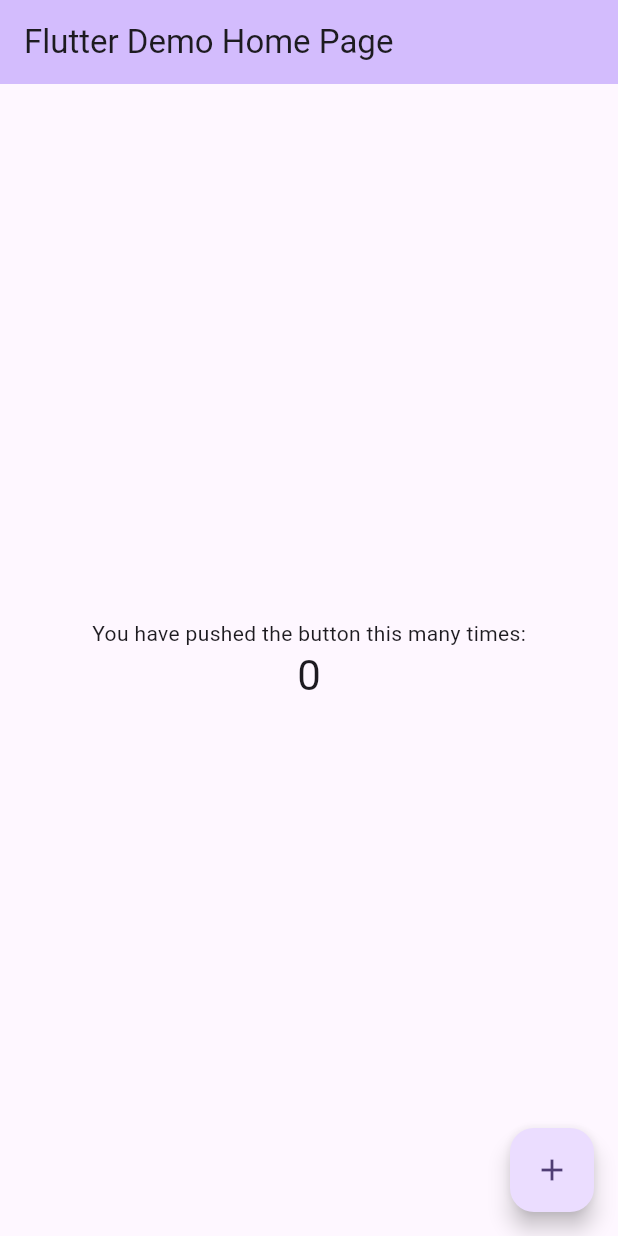
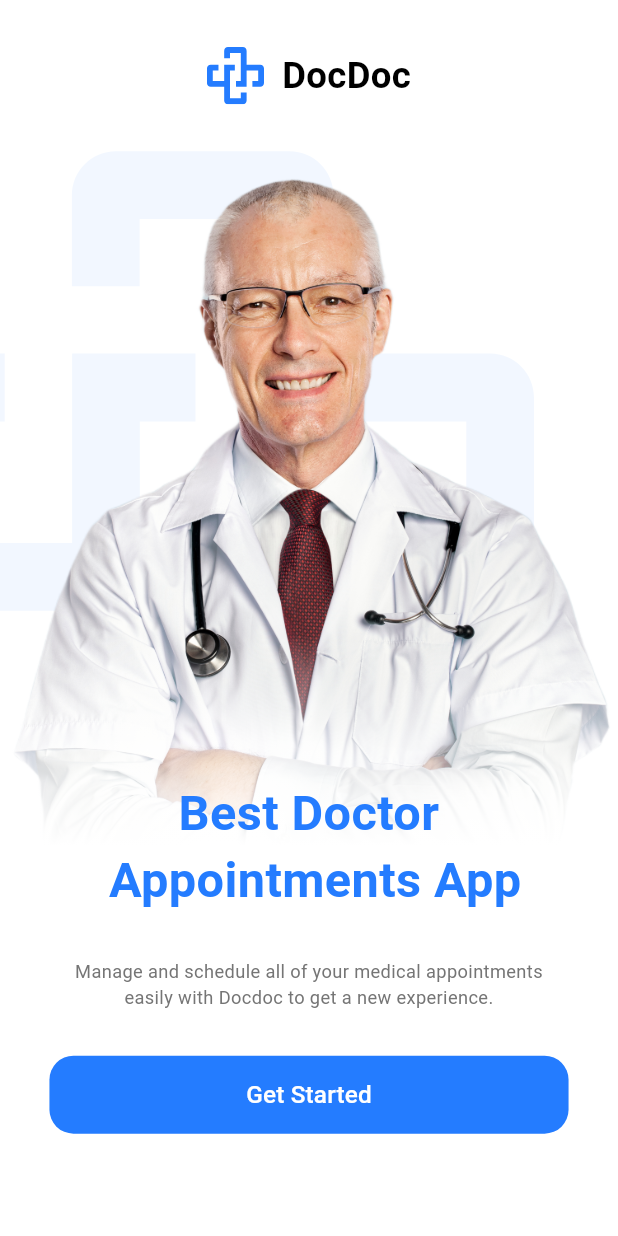
Before and after one commit to hazzemsalah/doctor_app, a Flutter app: the screen it shows after launch, on a phone screen of 412 x 824 dp. Run offline on Flutter 3.47's test engine with Material 3 defaults, Android fonts, the phone set to English and light mode, and no system bars; our stand-ins replace flutter_screenutil, flutter_svg.

Commit message:
- added images , svgs folders for assets - added flutter_svg & flutter_screenutil - made a file for doc app client - added navigation extension - added routing folder that contains router class & routes file - added colors & text styles - added empty login screen - added onboarding screen

```diff
--- /dev/null
+++ b/devtools_options.yaml
@@ -0,0 +1,3 @@
+description: This file stores settings for Dart & Flutter DevTools.
+documentation: https://docs.flutter.dev/tools/devtools/extensions#configure-extension-enablement-states
+extensions:
--- /dev/null
+++ b/lib/core/helpers/extensions.dart
@@ -0,0 +1,20 @@
+import 'package:flutter/material.dart';
+
+extension Navigation on BuildContext {
+  Future<dynamic> pushNamed(String routeName, {Object? arguments}) {
+    return Navigator.of(this).pushNamed(routeName, arguments: arguments);
+  }
+
+  Future<dynamic> pushReplacementNamed(String routeName, {Object? arguments}) {
+    return Navigator.of(this)
+        .pushReplacementNamed(routeName, arguments: arguments);
+  }
+
+  Future<dynamic> pushNamedAndRemoveUntil(String routeName,
+      {Object? arguments, required RoutePredicate predicate}) {
+    return Navigator.of(this)
+        .pushNamedAndRemoveUntil(routeName, predicate, arguments: arguments);
+  }
+
+  void pop() => Navigator.of(this).pop();
+}
--- /dev/null
+++ b/lib/core/routes/app_router.dart
@@ -0,0 +1,29 @@
+import 'package:doctor_app/core/routes/routes.dart';
+import 'package:doctor_app/features/login/ui/login_screen.dart';
+import 'package:doctor_app/features/onboarding/onboarding_screen.dart';
+import 'package:flutter/material.dart';
+
+class AppRouter {
+  Route generateRoute(RouteSettings settings) {
+    // this arguments to be passed in any screen like this ( arguments as ClassName )
+    final arguments = settings.arguments;
+    switch (settings.name) {
+      case Routes.onBoardingScreen:
+        return MaterialPageRoute(
+          builder: (_) => const OnboardingScreen(),
+        );
+      case Routes.loginScreen:
+        return MaterialPageRoute(builder: (_) => const LoginScreen());
+      default:
+        return MaterialPageRoute(
+          builder: (_) => Scaffold(
+            body: Center(
+              child: Text(
+                "No route defined for ${settings.name}",
+              ),
+            ),
+          ),
+        );
+    }
+  }
+}
--- /dev/null
+++ b/lib/core/routes/routes.dart
@@ -0,0 +1,4 @@
+class Routes {
+  static const String onBoardingScreen = '/onBoardingScreen';
+  static const String loginScreen = '/loginScreen';
+}
--- /dev/null
+++ b/lib/core/theme/colors.dart
@@ -0,0 +1,6 @@
+import 'package:flutter/material.dart';
+
+class ColorsManager {
+  static const Color mainBlue = Color(0xFF247CFF);
+  static const Color grey = Color(0XFF757575);
+}
--- /dev/null
+++ b/lib/core/theme/styles.dart
@@ -0,0 +1,26 @@
+import 'package:doctor_app/core/theme/colors.dart';
+import 'package:flutter/material.dart';
+import 'package:flutter_screenutil/flutter_screenutil.dart';
+
+class TextStyles {
+  static TextStyle font24Black700Weight = TextStyle(
+    fontSize: 24.sp,
+    fontWeight: FontWeight.w700,
+    color: Colors.black,
+  );
+  static TextStyle font32BlueBold = TextStyle(
+    fontSize: 32.sp,
+    fontWeight: FontWeight.bold,
+    color: ColorsManager.mainBlue,
+  );
+  static TextStyle font12GrayRegular = TextStyle(
+    fontSize: 12.sp,
+    fontWeight: FontWeight.normal,
+    color: ColorsManager.grey,
+  );
+  static TextStyle font16WhiteSemiBold = TextStyle(
+    fontSize: 16.sp,
+    fontWeight: FontWeight.w500,
+    color: Colors.white,
+  );
+}
--- /dev/null
+++ b/lib/doctor_app.dart
@@ -0,0 +1,28 @@
+import 'package:doctor_app/core/routes/app_router.dart';
+import 'package:doctor_app/core/routes/routes.dart';
+import 'package:doctor_app/core/theme/colors.dart';
+import 'package:flutter/material.dart';
+import 'package:flutter_screenutil/flutter_screenutil.dart';
+
+class DoctorApp extends StatelessWidget {
+  final AppRouter appRouter;
+  const DoctorApp({super.key, required this.appRouter});
+
+  @override
+  Widget build(BuildContext context) {
+    return ScreenUtilInit(
+      designSize: const Size(375, 812),
+      minTextAdapt: true,
+      child: MaterialApp(
+        title: "Doctor App",
+        theme: ThemeData(
+          primaryColor: ColorsManager.mainBlue,
+          scaffoldBackgroundColor: Colors.white,
+        ),
+        debugShowCheckedModeBanner: false,
+        initialRoute: Routes.onBoardingScreen,
+        onGenerateRoute: appRouter.generateRoute,
+      ),
+    );
+  }
+}
--- /dev/null
+++ b/lib/features/login/ui/login_screen.dart
@@ -0,0 +1,14 @@
+import 'package:flutter/material.dart';
+
+class LoginScreen extends StatelessWidget {
+  const LoginScreen({super.key});
+
+  @override
+  Widget build(BuildContext context) {
+    return const Scaffold(
+      body: Center(
+        child: Text("loginScreen"),
+      ),
+    );
+  }
+}
--- /dev/null
+++ b/lib/features/onboarding/onboarding_screen.dart
@@ -0,0 +1,43 @@
+import 'package:doctor_app/core/theme/styles.dart';
+import 'package:doctor_app/features/onboarding/widgets/doc_image_and_text.dart';
+import 'package:doctor_app/features/onboarding/widgets/doc_logo_and_name.dart';
+import 'package:doctor_app/features/onboarding/widgets/get_started_bottun.dart';
+import 'package:flutter/material.dart';
+import 'package:flutter_screenutil/flutter_screenutil.dart';
+
+class OnboardingScreen extends StatelessWidget {
+  const OnboardingScreen({super.key});
+  @override
+  Widget build(BuildContext context) {
+    return Scaffold(
+      body: SafeArea(
+        child: SingleChildScrollView(
+          child: Padding(
+            padding: EdgeInsets.only(top: 30.h, bottom: 30.h),
+            child: Column(
+              children: [
+                const DocLogoAndName(),
+                SizedBox(height: 30.h),
+                const DocImageAndText(),
+                Padding(
+                  padding:  EdgeInsets.symmetric(horizontal: 30.w),
+                  child: Column(
+                    children: [
+                      Text(
+                        "Manage and schedule all of your medical appointments easily with Docdoc to get a new experience.",
+                        style: TextStyles.font12GrayRegular,
+                        textAlign: TextAlign.center,
+                      ),
+                      SizedBox(height: 30.h),
+                      const GetStartedBottun(),
+                    ],
+                  ),
+                )
+              ],
+            ),
+          ),
+        ),
+      ),
+    );
+  }
+}
--- /dev/null
+++ b/lib/features/onboarding/widgets/doc_image_and_text.dart
@@ -0,0 +1,42 @@
+import 'package:doctor_app/core/theme/styles.dart';
+import 'package:flutter/material.dart';
+import 'package:flutter_svg/svg.dart';
+
+class DocImageAndText extends StatelessWidget {
+  const DocImageAndText({super.key});
+
+  @override
+  Widget build(BuildContext context) {
+    return Stack(
+      children: [
+        SvgPicture.asset('assets/svgs/doc_app_logo_low_opacity.svg'),
+        Container(
+          foregroundDecoration: BoxDecoration(
+            gradient: LinearGradient(
+              colors: [
+                Colors.white,
+                Colors.white.withOpacity(0.0),
+              ],
+              begin: Alignment.bottomCenter,
+              end: Alignment.topCenter,
+              stops: const [0.14, 0.4],
+            ),
+          ),
+          child: Image.asset('assets/images/onboarding_doctor.png'),
+        ),
+        Positioned(
+          bottom: 30,
+          left: 0,
+          right: 0,
+          child: Text(
+            "Best Doctor \n Appointments App",
+            textAlign: TextAlign.center,
+            style: TextStyles.font32BlueBold.copyWith(
+              height: 1.4,
+            ),
+          ),
+        ),
+      ],
+    );
+  }
+}
--- /dev/null
+++ b/lib/features/onboarding/widgets/doc_logo_and_name.dart
@@ -0,0 +1,20 @@
+import 'package:doctor_app/core/theme/styles.dart';
+import 'package:flutter/material.dart';
+import 'package:flutter_screenutil/flutter_screenutil.dart';
+import 'package:flutter_svg/flutter_svg.dart';
+
+class DocLogoAndName extends StatelessWidget {
+  const DocLogoAndName({super.key});
+
+  @override
+  Widget build(BuildContext context) {
+    return Row(
+      mainAxisAlignment: MainAxisAlignment.center,
+      children: [
+        SvgPicture.asset('assets/svgs/doc_app_logo.svg'),
+        SizedBox(width: 10.w),
+        Text('DocDoc', style: TextStyles.font24Black700Weight)
+      ],
+    );
+  }
+}
--- /dev/null
+++ b/lib/features/onboarding/widgets/get_started_bottun.dart
@@ -0,0 +1,34 @@
+import 'package:doctor_app/core/helpers/extensions.dart';
+import 'package:doctor_app/core/routes/routes.dart';
+import 'package:doctor_app/core/theme/colors.dart';
+import 'package:doctor_app/core/theme/styles.dart';
+import 'package:flutter/material.dart';
+
+class GetStartedBottun extends StatelessWidget {
+  const GetStartedBottun({super.key});
+
+  @override
+  Widget build(BuildContext context) {
+    return TextButton(
+      onPressed: () {
+        context.pushNamed(Routes.loginScreen);
+      },
+      style: ButtonStyle(
+        backgroundColor: const WidgetStatePropertyAll(ColorsManager.mainBlue),
+        tapTargetSize: MaterialTapTargetSize.shrinkWrap,
+        minimumSize: const WidgetStatePropertyAll(
+          Size(double.infinity, 52),
+        ),
+        shape: WidgetStatePropertyAll(
+          RoundedRectangleBorder(
+            borderRadius: BorderRadius.circular(16),
+          ),
+        ),
+      ),
+      child: Text(
+        "Get Started",
+        style: TextStyles.font16WhiteSemiBold,
+      ),
+    );
+  }
+}
--- a/lib/main.dart
+++ b/lib/main.dart
@@ -1,125 +1,7 @@
+import 'package:doctor_app/core/routes/app_router.dart';
+import 'package:doctor_app/doctor_app.dart';
 import 'package:flutter/material.dart';
 
 void main() {
-  runApp(const MyApp());
+  runApp(DoctorApp(appRouter: AppRouter()));
 }
-
-class MyApp extends StatelessWidget {
-  const MyApp({super.key});
-
-  // This widget is the root of your application.
-  @override
-  Widget build(BuildContext context) {
-    return MaterialApp(
-      title: 'doctor app',
-      theme: ThemeData(
-        // This is the theme of your application.
-        //
-        // TRY THIS: Try running your application with "flutter run". You'll see
-        // the application has a purple toolbar. Then, without quitting the app,
-        // try changing the seedColor in the colorScheme below to Colors.green
-        // and then invoke "hot reload" (save your changes or press the "hot
-        // reload" button in a Flutter-supported IDE, or press "r" if you used
-        // the command line to start the app).
-        //
-        // Notice that the counter didn't reset back to zero; the application
-        // state is not lost during the reload. To reset the state, use hot
-        // restart instead.
-        //
-        // This works for code too, not just values: Most code changes can be
-        // tested with just a hot reload.
-        colorScheme: ColorScheme.fromSeed(seedColor: Colors.deepPurple),
-        useMaterial3: true,
-      ),
-      home: const MyHomePage(title: 'Flutter Demo Home Page'),
-    );
-  }
-}
-
-class MyHomePage extends StatefulWidget {
-  const MyHomePage({super.key, required this.title});
-
-  // This widget is the home page of your application. It is stateful, meaning
-  // that it has a State object (defined below) that contains fields that affect
-  // how it looks.
-
-  // This class is the configuration for the state. It holds the values (in this
-  // case the title) provided by the parent (in this case the App widget) and
-  // used by the build method of the State. Fields in a Widget subclass are
-  // always marked "final".
-
-  final String title;
-
-  @override
-  State<MyHomePage> createState() => _MyHomePageState();
-}
-
-class _MyHomePageState extends State<MyHomePage> {
-  int _counter = 0;
-
-  void _incrementCounter() {
-    setState(() {
-      // This call to setState tells the Flutter framework that something has
-      // changed in this State, which causes it to rerun the build method below
-      // so that the display can reflect the updated values. If we changed
-      // _counter without calling setState(), then the build method would not be
-      // called again, and so nothing would appear to happen.
-      _counter++;
-    });
-  }
-
-  @override
-  Widget build(BuildContext context) {
-    // This method is rerun every time setState is called, for instance as done
-    // by the _incrementCounter method above.
-    //
-    // The Flutter framework has been optimized to make rerunning build methods
-    // fast, so that you can just rebuild anything that needs updating rather
-    // than having to individually change instances of widgets.
-    return Scaffold(
-      appBar: AppBar(
-        // TRY THIS: Try changing the color here to a specific color (to
-        // Colors.amber, perhaps?) and trigger a hot reload to see the AppBar
-        // change color while the other colors stay the same.
-        backgroundColor: Theme.of(context).colorScheme.inversePrimary,
-        // Here we take the value from the MyHomePage object that was created by
-        // the App.build method, and use it to set our appbar title.
-        title: Text(widget.title),
-      ),
-      body: Center(
-        // Center is a layout widget. It takes a single child and positions it
-        // in the middle of the parent.
-        child: Column(
-          // Column is also a layout widget. It takes a list of children and
-          // arranges them vertically. By default, it sizes itself to fit its
-          // children horizontally, and tries to be as tall as its parent.
-          //
-          // Column has various properties to control how it sizes itself and
-          // how it positions its children. Here we use mainAxisAlignment to
-          // center the children vertically; the main axis here is the vertical
-          // axis because Columns are vertical (the cross axis would be
-          // horizontal).
-          //
-          // TRY THIS: Invoke "debug painting" (choose the "Toggle Debug Paint"
-          // action in the IDE, or press "p" in the console), to see the
-          // wireframe for each widget.
-          mainAxisAlignment: MainAxisAlignment.center,
-          children: <Widget>[
-            const Text(
-              'You have pushed the button this many times:',
-            ),
-            Text(
-              '$_counter',
-              style: Theme.of(context).textTheme.headlineMedium,
-            ),
-          ],
-        ),
-      ),
-      floatingActionButton: FloatingActionButton(
-        onPressed: _incrementCounter,
-        tooltip: 'Increment',
-        child: const Icon(Icons.add),
-      ), // This trailing comma makes auto-formatting nicer for build methods.
-    );
-  }
-}
```
Also changed, not shown: pubspec.yaml (+8 -2 lines), assets/images/onboarding_doctor.png (added), assets/svgs/doc_app_logo.svg (added), assets/svgs/doc_app_logo_low_opacity.svg (added), pubspec.lock, 2 other files.
